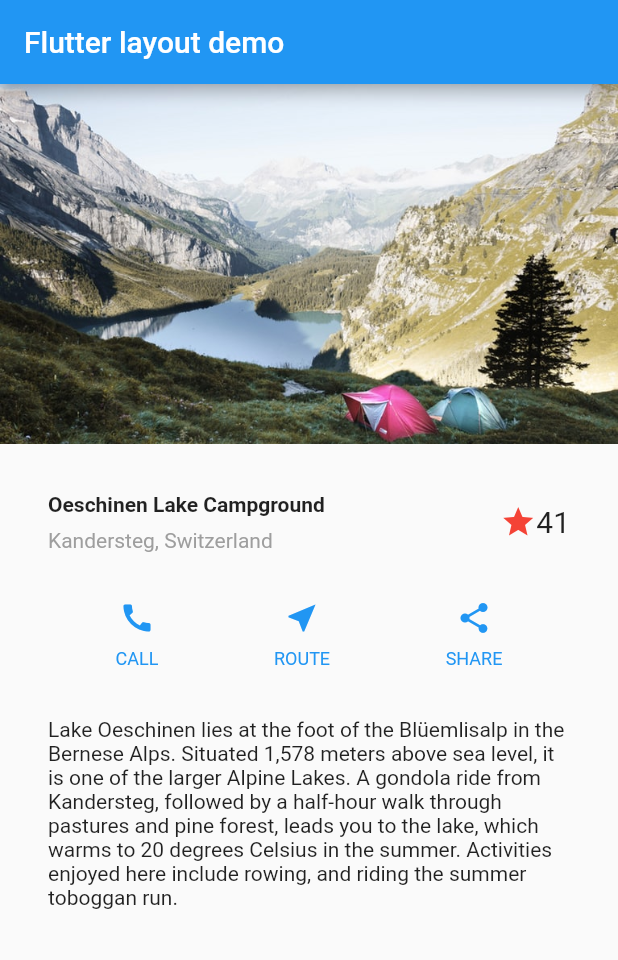
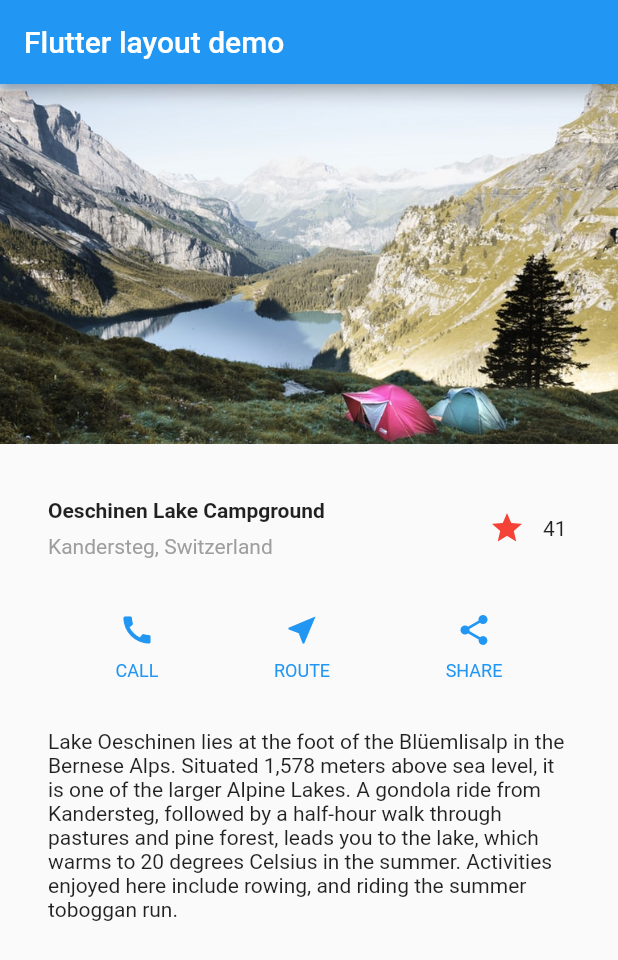
Before and after one commit to MatheusMassula/flutter_layout, a Flutter app: the screen it shows after launch, on a phone screen of 412 x 824 dp. Shown: the top 960 px of the screen. Run offline on Flutter 3.47's test engine with Material 2 defaults, Android fonts, the phone set to English and light mode, and no system bars.

Commit message:
adding interactivity

```diff
--- a/lib/main.dart
+++ b/lib/main.dart
@@ -84,13 +84,7 @@ class _MyHomePageState extends State<MyHomePage> {
             ],
           ),
         ),
-        Column(children: <Widget>[Icon(Icons.star, color: Colors.red[500])]),
-        Column(children: <Widget>[
-          Text(
-            '41',
-            style: TextStyle(fontSize: 20.0),
-          )
-        ]),
+        FavoriteWidget()
       ],
     ),
   );
@@ -129,3 +123,49 @@ class _MyHomePageState extends State<MyHomePage> {
     );
   }
 }
+
+class FavoriteWidget extends StatefulWidget {
+  @override
+  _FavoriteWidgetState createState() => _FavoriteWidgetState();
+}
+
+class _FavoriteWidgetState extends State<FavoriteWidget> {
+  bool _isFavorited = true;
+  int _favoriteCount = 41;
+
+  @override
+  Widget build(BuildContext context) {
+    return Row(
+      mainAxisSize: MainAxisSize.min,
+      children: <Widget>[
+        Container(
+          padding: EdgeInsets.all(0),
+          child: IconButton(
+            icon: (_isFavorited ? Icon(Icons.star) : Icon(Icons.star_border)),
+            color: Colors.red[500],
+            onPressed: _toggleFavorite,
+          ),
+        ),
+        SizedBox(
+          width: 18,
+          child: Container(
+            child: Text('$_favoriteCount'),
+          ),
+        )
+      ],
+    );
+  }
+
+  void _toggleFavorite() {
+    setState(() {
+      if(_isFavorited){
+        _isFavorited = false;
+        _favoriteCount--;
+      }
+      else {
+        _isFavorited = true;
+        _favoriteCount++;
+      }
+    });
+  }
+}
```
